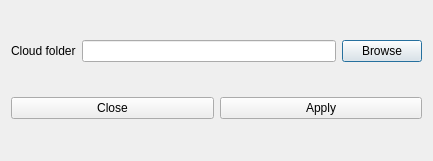
Solant/qs2c, file settings.ui: the form before one commit.
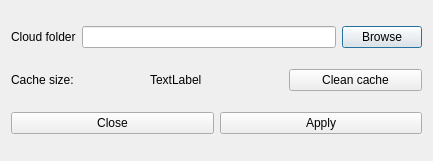
The form after the commit.

```diff
--- a/settings.ui
+++ b/settings.ui
@@ -38,6 +38,31 @@
      </item>
     </layout>
    </item>
+   <item>
+    <layout class="QHBoxLayout" name="horizontalLayout_3">
+     <item>
+      <widget class="QLabel" name="label">
+       <property name="text">
+        <string>Cache size:</string>
+       </property>
+      </widget>
+     </item>
+     <item>
+      <widget class="QLabel" name="cacheSizeLabel">
+       <property name="text">
+        <string>TextLabel</string>
+       </property>
+      </widget>
+     </item>
+     <item>
+      <widget class="QPushButton" name="cleanCacheButton">
+       <property name="text">
+        <string>Clean cache</string>
+       </property>
+      </widget>
+     </item>
+    </layout>
+   </item>
    <item>
     <layout class="QHBoxLayout" name="horizontalLayout">
      <item>
```
